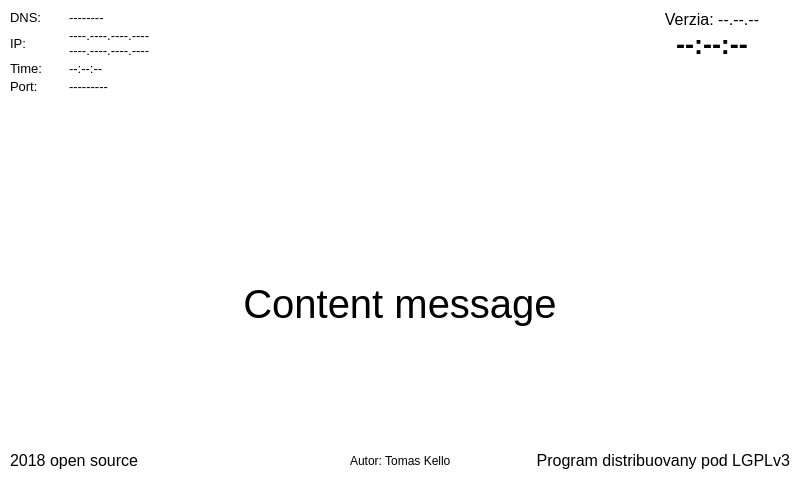
Above: resources/InitLayout.ui from KelloTomas/RALLO before the change. Below: the same form after it.
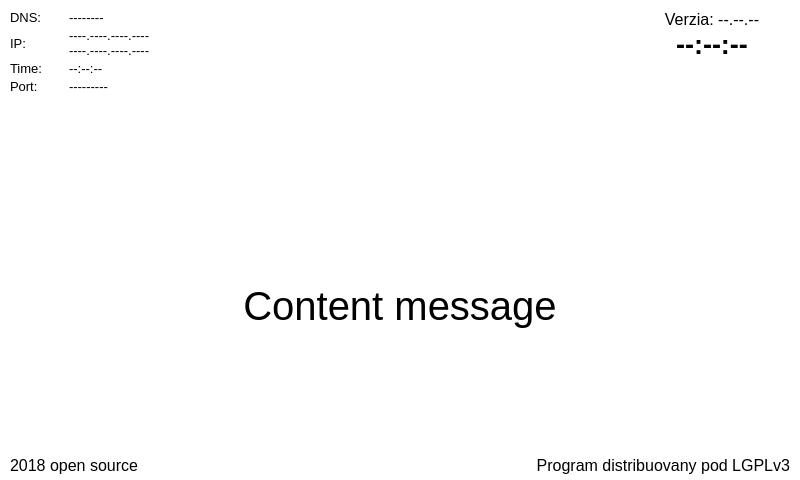
That is the form after the change.

What changed in the file:
```diff
--- a/resources/InitLayout.ui
+++ b/resources/InitLayout.ui
@@ -16,7 +16,7 @@
   <property name="styleSheet">
    <string notr="true">background:white;</string>
   </property>
-  <layout class="QVBoxLayout" name="verticalLayout_2" stretch="4,8,0">
+  <layout class="QVBoxLayout" name="verticalLayout_2" stretch="4,6,1">
    <property name="spacing">
     <number>0</number>
    </property>
@@ -30,7 +30,7 @@
     <number>10</number>
    </property>
    <property name="bottomMargin">
-    <number>10</number>
+    <number>5</number>
    </property>
    <item>
     <layout class="QHBoxLayout" name="horizontalLayout" stretch="1,3,1">
@@ -273,11 +273,14 @@
     </widget>
    </item>
    <item>
-    <layout class="QHBoxLayout" name="horizontalLayout_2" stretch="2,0,2">
-     <item>
+    <layout class="QGridLayout" name="gridLayout_2" rowstretch="1,0">
+     <property name="verticalSpacing">
+      <number>0</number>
+     </property>
+     <item row="0" column="0">
       <widget class="QLabel" name="label_4">
        <property name="sizePolicy">
-        <sizepolicy hsizetype="Preferred" vsizetype="Preferred">
+        <sizepolicy hsizetype="Ignored" vsizetype="Ignored">
          <horstretch>0</horstretch>
          <verstretch>0</verstretch>
         </sizepolicy>
@@ -295,23 +298,10 @@
        </property>
       </widget>
      </item>
-     <item>
-      <widget class="QLabel" name="autor">
-       <property name="enabled">
-        <bool>true</bool>
-       </property>
-       <property name="styleSheet">
-        <string notr="true">background-color:white</string>
-       </property>
-       <property name="text">
-        <string>Autor: Tomas Kello</string>
-       </property>
-      </widget>
-     </item>
-     <item>
+     <item row="0" column="1">
       <widget class="QLabel" name="label_3">
        <property name="sizePolicy">
-        <sizepolicy hsizetype="Preferred" vsizetype="Preferred">
+        <sizepolicy hsizetype="Ignored" vsizetype="Ignored">
          <horstretch>0</horstretch>
          <verstretch>0</verstretch>
         </sizepolicy>
```
Left out of the diff: 18 changed lines with no effect on the pictures.
